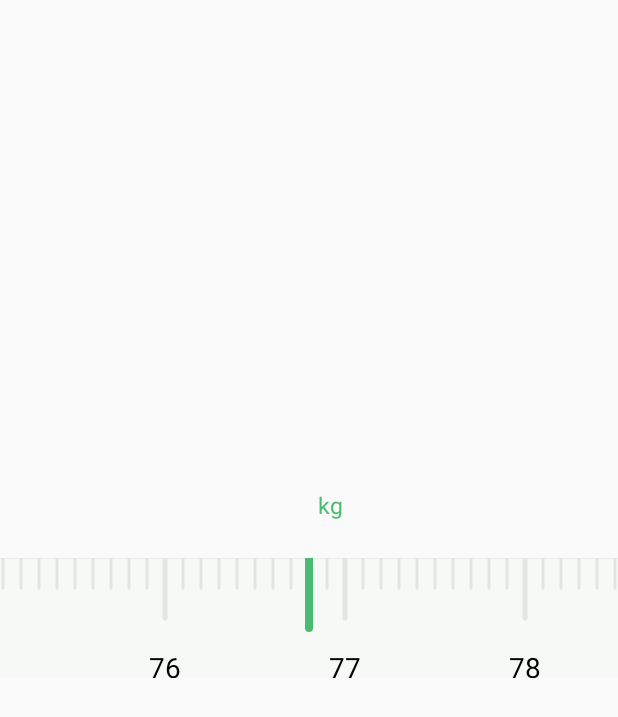
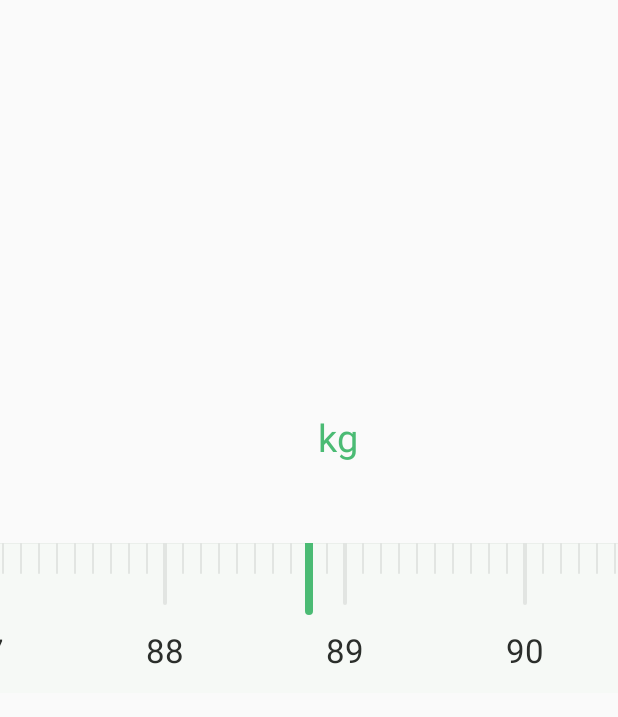
Before and after one commit to totond/BooheeRuler, an Android app: the layout activity_main.xml on its own in the app's theme, with its tools: preview values and no code run, on a phone screen of 412 x 824 dp. Shown: the top 717 px of the screen. Run offline under Robolectric (Android 15) with nearby library versions, the phone set to English and light mode, and no system bars.

Commit message:
封装完成，上传JCenter

```diff
--- a/app/build.gradle
+++ b/app/build.gradle
@@ -1,4 +1,5 @@
 apply plugin: 'com.android.application'
+
 
 android {
     compileSdkVersion 25
--- a/app/src/main/res/layout/activity_main.xml
+++ b/app/src/main/res/layout/activity_main.xml
@@ -21,14 +21,26 @@
         android:layout_width="match_parent"
         android:layout_height="wrap_content"
         android:layout_above="@+id/br"
-        android:layout_marginBottom="5dp"
+        app:scaleTextSize="50dp"
+        app:kgTextSize="25dp"
+        android:layout_marginBottom="20dp"
         android:id="@+id/knl"/>
 
     <yanzhikai.ruler.BooheeRuler
         android:layout_width="match_parent"
-        android:layout_height="80dp"
+        android:layout_height="100dp"
         android:id="@+id/br"
         android:background="@color/colorDirtyWithe"
+        app:minScale="666"
+        app:maxScale="1111"
+        app:numberTextSize="22sp"
+        app:textMarginTop="80dp"
+        app:cursorHeight="45dp"
+        app:smallScaleLength="20dp"
+        app:smallScaleWidth="1.5dp"
+        app:bigScaleLength="40dp"
+        app:bigScaleWidth="2.5dp"
+        app:scaleInterval="12dp"
         android:layout_centerInParent="true"
         />
 
--- a/ruler/src/main/java/yanzhikai/ruler/BooheeRuler.java
+++ b/ruler/src/main/java/yanzhikai/ruler/BooheeRuler.java
@@ -1,11 +1,11 @@
 package yanzhikai.ruler;
 
 import android.content.Context;
+import android.content.res.TypedArray;
 import android.graphics.Canvas;
 import android.graphics.Paint;
-import android.graphics.Path;
+import android.support.annotation.ColorInt;
 import android.util.AttributeSet;
-import android.util.Log;
 import android.view.ViewGroup;
 import android.widget.RelativeLayout;
 
@@ -18,72 +18,270 @@ public class BooheeRuler extends RelativeLayout {
     private Context mContext;
     //内部的尺子
     private InnerRuler mInnerRuler;
+    //最小最大刻度值(以0.1kg为单位)
+    private int mMinScale = 464, mMaxScale = 2000;
     //中间光标画笔
-    private Paint mCPaint,mOutLinePaint;
-    //光标长度
-    private int mCursorHeight = 70;
+    private Paint mCPaint, mOutLinePaint;
+    //光标宽度、高度
+    private int mCursorWidth = 8, mCursorHeight = 70;
+    //大小刻度的长度
+    private int mSmallScaleLength = 30, mBigScaleLength = 60;
+    //大小刻度的粗细
+    private int mSmallScaleWidth = 3,mBigScaleWidth = 5;
+    //数字字体大小
+    private int mTextSize = 28;
+    //数字Text距离顶部高度
+    private int mTextMarginTop = 120;
+    //刻度间隔
+    private int mInterval = 18;
+    //数字Text颜色
+    private @ColorInt int mTextColor = getResources().getColor(R.color.colorLightBlack);
+    //刻度颜色
+    private @ColorInt int mScaleColor = getResources().getColor(R.color.colorGray);
+    //光标颜色
+    private @ColorInt int mCursorColor = getResources().getColor(R.color.colorForgiven);
 
     public BooheeRuler(Context context) {
         super(context);
-        init(context);
+        initRuler(context);
+
     }
 
     public BooheeRuler(Context context, AttributeSet attrs) {
         super(context, attrs);
-        init(context);
+        initAttrs(context,attrs);
+        initRuler(context);
+
     }
 
     public BooheeRuler(Context context, AttributeSet attrs, int defStyleAttr) {
         super(context, attrs, defStyleAttr);
-        init(context);
+        initAttrs(context,attrs);
+        initRuler(context);
+
     }
 
-    private void init(Context context){
+    private void initAttrs(Context context, AttributeSet attrs){
+        TypedArray typedArray = context.getTheme().obtainStyledAttributes(attrs,R.styleable.BooheeRuler,0,0);
+        mMinScale = typedArray.getInteger(R.styleable.BooheeRuler_minScale,mMinScale);
+        mMaxScale = typedArray.getInteger(R.styleable.BooheeRuler_maxScale,mMaxScale);
+        mCursorWidth = typedArray.getDimensionPixelSize(R.styleable.BooheeRuler_cursorWidth,mCursorWidth);
+        mCursorHeight = typedArray.getDimensionPixelSize(R.styleable.BooheeRuler_cursorHeight,mCursorHeight);
+        mSmallScaleWidth = typedArray.getDimensionPixelSize(R.styleable.BooheeRuler_smallScaleWidth,mSmallScaleWidth);
+        mSmallScaleLength = typedArray.getDimensionPixelSize(R.styleable.BooheeRuler_smallScaleLength,mSmallScaleLength);
+        mBigScaleWidth = typedArray.getDimensionPixelSize(R.styleable.BooheeRuler_bigScaleWidth,mBigScaleWidth);
+        mBigScaleLength = typedArray.getDimensionPixelSize(R.styleable.BooheeRuler_bigScaleLength,mBigScaleLength);
+        mTextSize = typedArray.getDimensionPixelSize(R.styleable.BooheeRuler_numberTextSize,mTextSize);
+        mTextMarginTop = typedArray.getDimensionPixelSize(R.styleable.BooheeRuler_textMarginTop,mTextMarginTop);
+        mInterval = typedArray.getDimensionPixelSize(R.styleable.BooheeRuler_scaleInterval,mInterval);
+        mCursorColor = typedArray.getColor(R.styleable.BooheeRuler_cursorColor,mCursorColor);
+        mTextColor = typedArray.getColor(R.styleable.BooheeRuler_numberTextColor,mTextColor);
+        mScaleColor = typedArray.getColor(R.styleable.BooheeRuler_scaleColor,mScaleColor);
+        typedArray.recycle();
+    }
+
+    private void initRuler(Context context) {
         mContext = context;
-        mInnerRuler = new InnerRuler(context);
+        mInnerRuler = new InnerRuler(context,this);
+        //设置全屏
         LayoutParams layoutParams = new LayoutParams(ViewGroup.LayoutParams.MATCH_PARENT, ViewGroup.LayoutParams.MATCH_PARENT);
         mInnerRuler.setLayoutParams(layoutParams);
         addView(mInnerRuler);
         setWillNotDraw(false);
 
         initPaint();
+
     }
 
     private void initPaint() {
         mCPaint = new Paint();
-        mCPaint.setColor(getResources().getColor(R.color.colorDeepGreen));
-        mCPaint.setStrokeWidth(8);
+        mCPaint.setColor(mCursorColor);
+        mCPaint.setStrokeWidth(mCursorWidth);
         mCPaint.setStrokeCap(Paint.Cap.ROUND);
 
         mOutLinePaint = new Paint();
-        mOutLinePaint.setStrokeWidth(1);
-        mOutLinePaint.setColor(mContext.getResources().getColor(R.color.colorGray));
+        mOutLinePaint.setStrokeWidth(0);
+        mOutLinePaint.setColor(mScaleColor);
 
     }
 
     @Override
     protected void onDraw(Canvas canvas) {
         super.onDraw(canvas);
-        Log.d(TAG, "onDraw: parent");
-        canvas.drawLine(0,0,canvas.getWidth(),0,mOutLinePaint);
+        //画上面的轮廓线
+        canvas.drawLine(0, 0, canvas.getWidth(), 0, mOutLinePaint);
     }
 
     @Override
     protected void dispatchDraw(Canvas canvas) {
         super.dispatchDraw(canvas);
-        canvas.drawLine(canvas.getWidth()/2,0,canvas.getWidth()/2,mCursorHeight,mCPaint);
+        //画中间的选定光标
+        canvas.drawLine(canvas.getWidth() / 2, 0, canvas.getWidth() / 2, mCursorHeight, mCPaint);
     }
 
-    public void setCallback(RulerCallback rulerCallback){
+    public void setCallback(RulerCallback rulerCallback) {
         mInnerRuler.setRulerCallback(rulerCallback);
 
     }
 
-    public void setCurrentScale(float currentScale){
+    public void setCurrentScale(float currentScale) {
         mInnerRuler.setCurrentScale(currentScale);
     }
 
     public float getCurrentScale() {
         return mInnerRuler.getCurrentScale();
     }
+
+    public void setMinScale(int minScale) {
+        this.mMinScale = minScale;
+    }
+
+    public int getMinScale() {
+        return mMinScale;
+    }
+
+    public void setMaxScale(int maxScale) {
+        this.mMaxScale = maxScale;
+    }
+
+    public int getMaxScale() {
+        return mMaxScale;
+    }
+
+    public void setCursorWidth(int cursorWidth) {
+        this.mCursorWidth = cursorWidth;
+    }
+
+    public int getCursorWidth() {
+        return mCursorWidth;
+    }
+
+    public void setCursorHeight(int cursorHeight) {
+        this.mCursorHeight = cursorHeight;
+    }
+
+    public int getCursorHeight() {
+        return mCursorHeight;
+    }
+
+
+    public void setBigScaleLength(int bigScaleLength) {
+        this.mBigScaleLength = bigScaleLength;
+    }
+
+    public int getBigScaleLength() {
+        return mBigScaleLength;
+    }
+
+    public void setBigScaleWidth(int bigScaleWidth) {
+        this.mBigScaleWidth = bigScaleWidth;
+    }
+
+    public int getBigScaleWidth() {
+        return mBigScaleWidth;
+    }
+
+    public void setSmallScaleLength(int smallScaleLength) {
+        this.mSmallScaleLength = smallScaleLength;
+    }
+
+    public int getSmallScaleLength() {
+        return mSmallScaleLength;
+    }
+
+    public void setSmallScaleWidth(int smallScaleWidth) {
+        this.mSmallScaleWidth = smallScaleWidth;
+    }
+
+    public int getSmallScaleWidth() {
+        return mSmallScaleWidth;
+    }
+
+    public void setTextMarginTop(int textMarginTop) {
+        this.mTextMarginTop = textMarginTop;
+    }
+
+    public int getTextMarginTop() {
+        return mTextMarginTop;
+    }
+
+    public void setTextSize(int textSize) {
+        this.mTextSize = textSize;
+    }
+
+    public int getTextSize() {
+        return mTextSize;
+    }
+
+    public void setInterval(int interval) {
+        this.mInterval = interval;
+    }
+
+    public int getInterval() {
+        return mInterval;
+    }
+
+    public int getTextColor() {
+        return mTextColor;
+    }
+
+    public int getScaleColor() {
+        return mScaleColor;
+    }
+
+    //    public void setBigScaleLength(float bigScaleLength) {
+//        mInnerRuler.setBigScaleLength(bigScaleLength);
+//    }
+//
+//    public float getBigScaleLength() {
+//        return mInnerRuler.getBigScaleLength();
+//    }
+//
+//    public void setSmallScaleLength(float smallScaleLength) {
+//        mInnerRuler.setSmallScaleLength(smallScaleLength);
+//    }
+//
+//    public float getSmallScaleLength() {
+//        return mInnerRuler.getSmallScaleLength();
+//    }
+//
+//    public void setTextMarginTop(int textMarginTop) {
+//        mInnerRuler.setTextMarginTop(textMarginTop);
+//    }
+//
+//    public int getTextMarginTop() {
+//        return mInnerRuler.getTextMarginTop();
+//    }
+//
+//    public void setTextSize(float textSize) {
+//        mInnerRuler.setTextSize(textSize);
+//    }
+//
+//    public float getTextSize() {
+//        return mInnerRuler.getTextSize();
+//    }
+//
+//    public void setInterval(float interval) {
+//        mInnerRuler.setInterval(interval);
+//    }
+//
+//    public float getInterval() {
+//        return mInnerRuler.getInterval();
+//    }
+//
+//    public void setBigScaleWidth(float bigScaleWidth) {
+//        mInnerRuler.setBigScaleWidth(bigScaleWidth);
+//    }
+//
+//    public float getBigScaleWidth() {
+//        return mInnerRuler.getBigScaleWidth();
+//    }
+//
+//    public void setSmallScaleWidth(float smallScaleWidth) {
+//        mInnerRuler.setSmallScaleWidth(smallScaleWidth);
+//    }
+//
+//    public float getSmallScaleWidth() {
+//        return mInnerRuler.getSmallScaleWidth();
+//    }
 }
--- a/ruler/src/main/java/yanzhikai/ruler/InnerRuler.java
+++ b/ruler/src/main/java/yanzhikai/ruler/InnerRuler.java
@@ -4,11 +4,11 @@ import android.content.Context;
 import android.graphics.Canvas;
 import android.graphics.Color;
 import android.graphics.Paint;
+import android.support.annotation.ColorInt;
 import android.support.annotation.Nullable;
 import android.support.annotation.Px;
 import android.util.AttributeSet;
 import android.util.Log;
-import android.view.GestureDetector;
 import android.view.MotionEvent;
 import android.view.VelocityTracker;
 import android.view.View;
@@ -25,25 +25,18 @@ public class InnerRuler extends View {
     private Context mContext;
 
     private Paint mSmallScalePaint, mBigScalePaint, mTextPaint;
-    //最小最大刻度值(以0.1kg为单位)
-    private int mMinScale = 464, mMaxScale = 2000;
+
     //当前刻度值
     private float mCurrentScale = 0;
     //最大刻度数
     private int mMaxLength = 0;
-    //大小刻度的长度
-    private float mSmallScaleLength = 30, mBigScaleLength = 60;
     //长度
     private int mLength, mMinPositionX = 0, mMaxPositionX = 0;
-    //刻度间隔
-    private float mInterval = 18;
-    //手势监听
-    private GestureDetector mGestureDetector;
     //控制滑动
     private OverScroller mOverScroller;
     //记录落点
-    private float mLastX = 0, mLastMoveX = 0;
-    //拖动阈值
+    private float mLastX = 0;
+    //拖动阈值,这里没有使用它，用了感觉体验不好
     private int mTouchSlop;
     //惯性最大最小速度
     private int mMaximumVelocity, mMinimumVelocity;
@@ -54,9 +47,12 @@ public class InnerRuler extends View {
     //回调接口
     private RulerCallback mRulerCallback;
 
+    private BooheeRuler mParent;
 
-    public InnerRuler(Context context) {
+
+    public InnerRuler(Context context, BooheeRuler booheeRuler) {
         super(context);
+        mParent = booheeRuler;
         init(context);
     }
 
@@ -74,32 +70,22 @@ public class InnerRuler extends View {
     private void init(Context context){
         mContext = context;
 
-        mMaxLength = mMaxScale - mMinScale;
-        mCurrentScale = (mMaxScale - mMinScale) / 2;
+
+        mMaxLength = mParent.getMaxScale() - mParent.getMinScale();
+        mCurrentScale = (mParent.getMaxScale() + mParent.getMinScale()) / 2;
 
         initPaints();
-
-        //Test
-//        setOnClickListener(new OnClickListener() {
-//            @Override
-//            public void onClick(View v) {
-//                testTransition += 30;
-////                setTranslationX(testTransition);
-//                scrollTo(testTransition,0);
-//                Log.d(TAG, "onClick: ");
-//            }
-//        });
 
         mVelocityTracker = VelocityTracker.obtain();
         mOverScroller = new OverScroller(mContext);
 
-        mTouchSlop = ViewConfiguration.get(context).getScaledTouchSlop();
+//        mTouchSlop = ViewConfiguration.get(context).getScaledTouchSlop();
         mMaximumVelocity = ViewConfiguration.get(context)
                 .getScaledMaximumFlingVelocity();
         mMinimumVelocity = ViewConfiguration.get(context)
                 .getScaledMinimumFlingVelocity();
 
-        //第一次进入，跳转到当前刻度
+        //第一次进入，跳转到设定刻度
         getViewTreeObserver().addOnGlobalLayoutListener(new ViewTreeObserver.OnGlobalLayoutListener() {
             @Override
             public void onGlobalLayout() {
@@ -109,53 +95,49 @@ public class InnerRuler extends View {
         });
     }
 
+    //初始化画笔
     private void initPaints() {
         mSmallScalePaint = new Paint();
-        mSmallScalePaint.setStrokeWidth(3);
-        mSmallScalePaint.setColor(getResources().getColor(R.color.colorGray));
+        mSmallScalePaint.setStrokeWidth(mParent.getSmallScaleWidth());
+        mSmallScalePaint.setColor(mParent.getScaleColor());
         mSmallScalePaint.setStrokeCap(Paint.Cap.ROUND);;
 
         mBigScalePaint = new Paint();
-        mBigScalePaint.setColor(getResources().getColor(R.color.colorGray));
-        mBigScalePaint.setStrokeWidth(5);
+        mBigScalePaint.setColor(mParent.getScaleColor());
+        mBigScalePaint.setStrokeWidth(mParent.getBigScaleWidth());
         mBigScalePaint.setStrokeCap(Paint.Cap.ROUND);;
 
         mTextPaint = new Paint();
-        mTextPaint.setStrokeWidth(3);
-        mTextPaint.setTextSize(28);
+        mTextPaint.setAntiAlias(true);
+        mTextPaint.setColor(mParent.getTextColor());
+        mTextPaint.setTextSize(mParent.getTextSize());
         mTextPaint.setTextAlign(Paint.Align.CENTER);
 //        mTextPaint.setStrokeJoin(Paint.Join.ROUND);
-
 
     }
 
     @Override
     protected void onDraw(Canvas canvas) {
         super.onDraw(canvas);
-        Log.d(TAG, "onDraw: ");
-        canvas.save();
         drawScale(canvas);
-        canvas.restore();
-
     }
 
-
-
+    //画刻度和字
     private void drawScale(Canvas canvas) {
-        for (int i = mMinScale; i <= mMaxScale; i++){
-            float locationX = (i - mMinScale) * mInterval;
+        for (int i = mParent.getMinScale(); i <= mParent.getMaxScale(); i++){
+            float locationX = (i - mParent.getMinScale()) * mParent.getInterval();
             if (i % 10 == 0) {
-                canvas.drawLine(locationX, 0, locationX, mBigScaleLength, mBigScalePaint);
-                canvas.drawText(String.valueOf(i/10), locationX, 4 * mSmallScaleLength , mTextPaint);
+                canvas.drawLine(locationX, 0, locationX, mParent.getBigScaleLength(), mBigScalePaint);
+                canvas.drawText(String.valueOf(i/10), locationX, mParent.getTextMarginTop(), mTextPaint);
             }else {
-                canvas.drawLine(locationX, 0, locationX, mSmallScaleLength, mSmallScalePaint);
+                canvas.drawLine(locationX, 0, locationX, mParent.getSmallScaleLength(), mSmallScalePaint);
             }
         }
     }
 
+    //处理滑动
     @Override
     public boolean onTouchEvent(MotionEvent event) {
-//        return mGestureDetector.onTouchEvent(event);
         float currentX = event.getX();
         mVelocityTracker.addMovement(event);
 
@@ -174,13 +156,14 @@ public class InnerRuler extends View {
                 scrollBy((int)(moveX),0);
                 break;
             case MotionEvent.ACTION_UP:
+                //处理松手后的Fling
                 mVelocityTracker.computeCurrentVelocity(1000,mMaximumVelocity);
                 int velocityX = (int) mVelocityTracker.getXVelocity();
                 if (Math.abs(velocityX) > mMinimumVelocity)
                 {
                     fling(-velocityX);
                 }else {
-                    scrollBackToScale();
+                    scrollBackToCurrentScale();
                 }
                 mVelocityTracker.clear();
 
@@ -200,6 +183,7 @@ public class InnerRuler extends View {
         invalidate();
     }
 
+    //重写滑动方法，设置到边界的时候不滑。滑动完输出刻度
     @Override
     public void scrollTo(@Px int x, @Px int y) {
         if (x < mMinPositionX)
@@ -216,7 +200,6 @@ public class InnerRuler extends View {
         }
 
         mCurrentScale = scrollXtoScale(x);
-        Log.d(TAG, "scrollTo: mCurrentScale  " + mCurrentScale);
         if (mRulerCallback != null){
             mRulerCallback.onScaleChanging(Math.round(mCurrentScale));
         }
@@ -230,14 +213,15 @@ public class InnerRuler extends View {
     }
 
     private float scrollXtoScale(int scrollX){
-        return ((float) (scrollX + mHalfWidth) / mLength) *  mMaxLength + mMinScale;
+        return ((float) (scrollX + mHalfWidth) / mLength) *  mMaxLength + mParent.getMinScale();
     }
 
     private int scaleToScrollX(float scale){
-        return (int) ((scale - mMinScale) / mMaxLength * mLength - mHalfWidth);
+        return (int) ((scale - mParent.getMinScale()) / mMaxLength * mLength - mHalfWidth);
     }
 
-    private void scrollBackToScale(){
+    //把移动后光标对准距离最近的刻度，就是回弹到最近刻度
+    private void scrollBackToCurrentScale(){
         mCurrentScale = Math.round(mCurrentScale);
         mOverScroller.startScroll(getScrollX(),0,scaleToScrollX(mCurrentScale) - getScrollX(),0,1000);
         invalidate();
@@ -249,21 +233,20 @@ public class InnerRuler extends View {
     public void computeScroll() {
         if (mOverScroller.computeScrollOffset()) {
             scrollTo(mOverScroller.getCurrX(), mOverScroller.getCurrY());
-//            Log.d(TAG, "computeScroll: 执行");
+
+            //这是最后OverScroller的最后一次滑动，如果这次滑动完了mCurrentScale不是整数，则把尺子移动到最近的整数位置
             if (!mOverScroller.computeScrollOffset() && mCurrentScale != Math.round(mCurrentScale)){
                 //Fling完进行一次检测回滚
-                scrollBackToScale();
+                scrollBackToCurrentScale();
             }
             invalidate();
-        }else {
-//            Log.d(TAG, "computeScroll: 不执行");
         }
     }
 
     @Override
     protected void onSizeChanged(int w, int h, int oldw, int oldh) {
         super.onSizeChanged(w, h, oldw, oldh);
-        mLength = (int) ((mMaxScale - mMinScale) * mInterval);
+        mLength = (mParent.getMaxScale() - mParent.getMinScale()) * mParent.getInterval();
         mHalfWidth = getMeasuredWidth()/2;
         mMinPositionX = -mHalfWidth;
         mMaxPositionX = mLength - mHalfWidth;
@@ -271,6 +254,7 @@ public class InnerRuler extends View {
 
     public void setCurrentScale(float currentScale) {
         this.mCurrentScale = currentScale;
+        scrollBackToCurrentScale();
     }
 
     public void setRulerCallback(RulerCallback RulerCallback) {
@@ -280,4 +264,5 @@ public class InnerRuler extends View {
     public float getCurrentScale() {
         return mCurrentScale;
     }
+
 }
--- a/ruler/src/main/java/yanzhikai/ruler/KgNumberLayout.java
+++ b/ruler/src/main/java/yanzhikai/ruler/KgNumberLayout.java
@@ -1,7 +1,10 @@
 package yanzhikai.ruler;
 
 import android.content.Context;
+import android.content.res.TypedArray;
+import android.support.annotation.ColorInt;
 import android.util.AttributeSet;
+import android.util.TypedValue;
 import android.view.LayoutInflater;
 import android.view.View;
 import android.widget.RelativeLayout;
@@ -13,6 +16,13 @@ import android.widget.TextView;
 
 public class KgNumberLayout extends RelativeLayout implements RulerCallback {
     private TextView tv_scale,tv_kg;
+    //字体大小
+    private float mScaleTextSize = 80, mKgTextSize = 40;
+    //字体颜色
+    private @ColorInt int mScaleTextColor = getResources().getColor(R.color.colorForgiven);
+    private @ColorInt int mKgTextColor = getResources().getColor(R.color.colorForgiven);
+
+
     public KgNumberLayout(Context context) {
         super(context);
         init(context);
@@ -20,6 +30,7 @@ public class KgNumberLayout extends RelativeLayout implements RulerCallback {
 
     public KgNumberLayout(Context context, AttributeSet attrs) {
         super(context, attrs);
+        initAttrs(context, attrs);
         init(context);
     }
 
@@ -28,10 +39,25 @@ public class KgNumberLayout extends RelativeLayout implements RulerCallback {
         init(context);
     }
 
+    private void initAttrs(Context context, AttributeSet attrs){
+        TypedArray typedArray = context.getTheme().obtainStyledAttributes(attrs,R.styleable.KgNumberLayout,0,0);
+        mScaleTextSize = typedArray.getDimension(R.styleable.KgNumberLayout_scaleTextSize,mScaleTextSize);
+        mKgTextSize = typedArray.getDimension(R.styleable.KgNumberLayout_kgTextSize,mKgTextSize);
+        mScaleTextColor = typedArray.getColor(R.styleable.KgNumberLayout_scaleTextColor,mScaleTextColor);
+        mKgTextColor = typedArray.getColor(R.styleable.KgNumberLayout_kgTextColor,mKgTextColor);
+
+    }
+
     private void init(Context context){
         LayoutInflater.from(context).inflate(R.layout.layout_kg_number,this);
         tv_scale = (TextView) findViewById(R.id.tv_scale);
         tv_kg = (TextView) findViewById(R.id.tv_kg);
+
+        tv_scale.setTextSize(TypedValue.COMPLEX_UNIT_PX,mScaleTextSize);
+        tv_scale.setTextColor(mScaleTextColor);
+
+        tv_kg.setTextSize(TypedValue.COMPLEX_UNIT_PX,mKgTextSize);
+        tv_kg.setTextColor(mKgTextColor);
     }
 
     public void bindRuler(BooheeRuler booheeRuler){
--- a/ruler/src/main/res/layout/layout_kg_number.xml
+++ b/ruler/src/main/res/layout/layout_kg_number.xml
@@ -6,8 +6,6 @@
         android:layout_width="wrap_content"
         android:layout_height="wrap_content"
         android:id="@+id/tv_scale"
-        android:textSize="30sp"
-        android:textColor="@color/colorDeepGreen"
         android:layout_centerInParent="true"
         />
 
@@ -16,8 +14,6 @@
         android:layout_height="wrap_content"
         android:id="@+id/tv_kg"
         android:text="kg"
-        android:textSize="15sp"
-        android:textColor="@color/colorDeepGreen"
         android:layout_alignTop="@+id/tv_scale"
         android:layout_toRightOf="@+id/tv_scale"
         android:layout_marginLeft="6dp"
--- a/ruler/src/main/res/values/colors.xml
+++ b/ruler/src/main/res/values/colors.xml
@@ -2,5 +2,6 @@
 <resources>
     <color name="colorGray">#e2e5e2</color>
     <color name="colorDirtyWithe">#f6f9f6</color>
-    <color name="colorDeepGreen">#4bbb74</color>
+    <color name="colorForgiven">#4bbb74</color>
+    <color name="colorLightBlack">#2B2E2B</color>
 </resources>
```
Also changed, not shown: build.gradle (+8 -1 lines), ruler/build.gradle (+12 -0 lines), ruler/src/main/res/values/attr.xml (+25 -1 lines).
